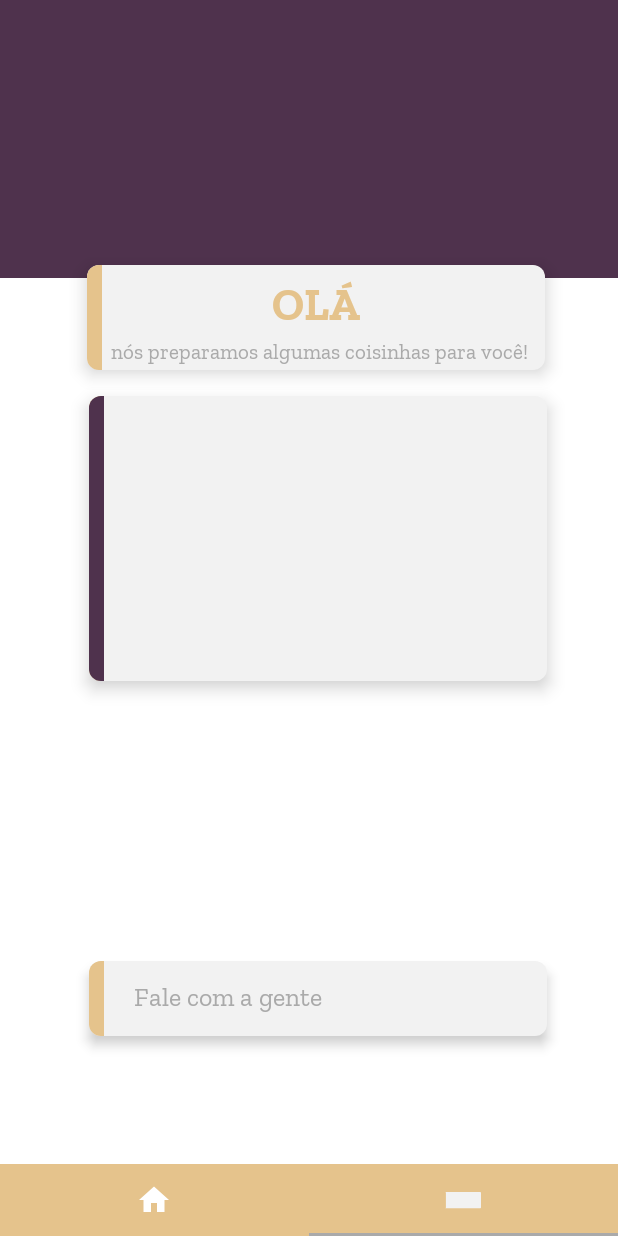
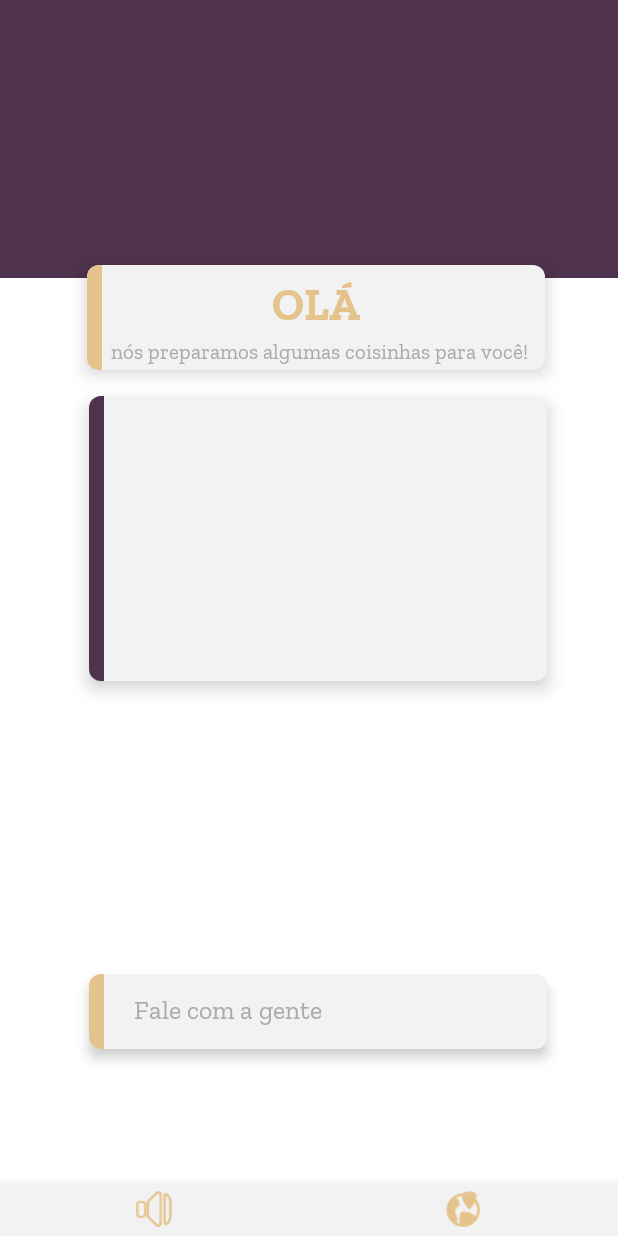
Before and after one commit to adonisdoda/Stackice, an Android app: the screen it shows after launch (InicialActivity), item 2 of the bottom bar chosen, on a phone screen of 412 x 824 dp. Run offline under Robolectric (Android 15) with nearby library versions, the phone set to English and light mode, and no system bars; our stand-ins replace Firebase (no records; nobody signed in at launch, a user with empty details on screens opened directly), Picasso; pictures from the network do not load; 2 statements that could not run were skipped.

Commit message:
Ajustes código e layout
Signed-off-by: adonisdoda <adonisdoda@gmail.com>

```diff
--- a/app/build.gradle
+++ b/app/build.gradle
@@ -40,7 +40,6 @@ dependencies {
     //Bibliotecas para Abas
     implementation 'com.ogaclejapan.smarttablayout:library:1.6.1@aar'
     //Optional: see how to use the utility.
-    implementation 'com.ogaclejapan.smarttablayout:utils-v4:1.6.1@aar'
     implementation 'com.android.support:design:27.1.1'
 
     /*Dependências de RecyclerView,CardView etc */
--- a/app/src/main/java/com/example/adonis/stackice/Fragmentos/InicioFragment.java
+++ b/app/src/main/java/com/example/adonis/stackice/Fragmentos/InicioFragment.java
@@ -26,40 +26,23 @@ import static android.content.ContentValues.TAG;
 
 public class InicioFragment extends Fragment {
 
-    private static final String ARG_PARAM1 = "param1";
-    private static final String ARG_PARAM2 = "param2";
+    RecyclerView listaDeNoticias;
+    SwipeRefreshLayout atualizarNoticias;
+    RSSObject rssObject;
+    private OnFragmentInteractionListener mListener;
     private final String RSS_link="https://feed.rssunify.com/5aed2db6ad845/rss.xml";
     private final String RSS_to_Json_API = "https://api.rss2json.com/v1/api.json?count=50&api_key=fplawnxiyd7495iokuddbsoeqwdx7nqe5ba9vhaa&rss_url=";
-    private String mParam1;
-    private String mParam2;
-    private OnFragmentInteractionListener mListener;
-
-    RecyclerView recyclerViewListaNoticias;
-    RSSObject rssObject;
-    SwipeRefreshLayout swipeLayout;
 
 
-    public static InicioFragment newInstance(String param1, String param2) {
-        InicioFragment fragment = new InicioFragment();
-        Bundle args = new Bundle();
-        args.putString(ARG_PARAM1, param1);
-        args.putString(ARG_PARAM2, param2);
-        fragment.setArguments(args);
-        return fragment;
+    public static InicioFragment newInstance() {
+        return new InicioFragment();
     }
 
     @Override
     public void onCreate(Bundle savedInstanceState) {
         super.onCreate(savedInstanceState);
 
-        if (getArguments() != null) {
-            mParam1 = getArguments().getString(ARG_PARAM1);
-            mParam2 = getArguments().getString(ARG_PARAM2);
-        }
-
-        //Carrega os cardviews
-        loadRSS();
-
+        carregaRss();
     }
 
     @Override
@@ -67,25 +50,24 @@ public class InicioFragment extends Fragment {
     {
         View view = inflater.inflate(R.layout.fragment_inicio, container, false);
 
-        //Configurações RecyclerView
-        recyclerViewListaNoticias = view.findViewById(R.id.recyclerviewnoticias);
         LinearLayoutManager linearLayoutManager = new LinearLayoutManager(getActivity(),LinearLayoutManager.VERTICAL,false);
-        recyclerViewListaNoticias.setLayoutManager(linearLayoutManager);
-        recyclerViewListaNoticias.setHasFixedSize(false);
+        listaDeNoticias = view.findViewById(R.id.recyclerviewnoticias);
+        listaDeNoticias.setLayoutManager(linearLayoutManager);
+        listaDeNoticias.setHasFixedSize(false);
 
-        //Atualizar Página
-        swipeLayout = view.findViewById(R.id.menu_refresh);
-        swipeLayout.setColorScheme(android.R.color.holo_orange_light,android.R.color.holo_red_light);
-        swipeLayout.setOnRefreshListener(new SwipeRefreshLayout.OnRefreshListener() {
+
+        atualizarNoticias = view.findViewById(R.id.menu_refresh);
+        atualizarNoticias.setColorScheme(android.R.color.holo_orange_light,android.R.color.holo_red_light);
+        atualizarNoticias.setOnRefreshListener(new SwipeRefreshLayout.OnRefreshListener() {
             @Override
             public void onRefresh() {
-                loadRSS();
+                carregaRss();
                 new Thread(new Runnable() {
                     public void run() {
                         SystemClock.sleep(1000);
                         getActivity().runOnUiThread(new Runnable() {
                             public void run() {
-                                swipeLayout.setRefreshing(false);
+                                atualizarNoticias.setRefreshing(false);
                             }
                         });
                     }
@@ -97,7 +79,7 @@ public class InicioFragment extends Fragment {
     }
 
 
-    private void loadRSS(){
+    private void carregaRss(){
         AsyncTask<String,String,String> loadRSSAsync = new AsyncTask<String, String, String>() {
             //ProgressDialog mDialog = new ProgressDialog(getActivity());
             @Override
@@ -119,7 +101,7 @@ public class InicioFragment extends Fragment {
                // mDialog.dismiss();
                 rssObject = new Gson().fromJson(s, RSSObject.class);
                 FeedAdapter adapter = new FeedAdapter(rssObject, getActivity());
-                recyclerViewListaNoticias.setAdapter(adapter);
+                listaDeNoticias.setAdapter(adapter);
                 adapter.notifyDataSetChanged();
                 Log.i(TAG, "Size= "+rssObject.items.size());
             }
@@ -131,13 +113,11 @@ public class InicioFragment extends Fragment {
     }
 
 
-
-
     @Override
     public boolean onOptionsItemSelected(MenuItem item) {
 
         if(item.getItemId() == R.id.menu_refresh)
-            loadRSS();
+            carregaRss();
         return true;
     }
 
@@ -166,7 +146,6 @@ public class InicioFragment extends Fragment {
     }
 
     public interface OnFragmentInteractionListener {
-        // TODO: Update argument type and name
         void onFragmentInteraction(Uri uri);
     }
 }
--- a/app/src/main/java/com/example/adonis/stackice/Fragmentos/LocalizacaoFragment.java
+++ b/app/src/main/java/com/example/adonis/stackice/Fragmentos/LocalizacaoFragment.java
@@ -4,16 +4,12 @@ import android.content.Context;
 import android.content.Intent;
 import android.content.SharedPreferences;
 import android.net.Uri;
-import android.os.AsyncTask;
 import android.os.Bundle;
-import android.os.Handler;
 import android.support.v4.app.Fragment;
-import android.util.Log;
 import android.view.LayoutInflater;
 import android.view.View;
 import android.view.ViewGroup;
 import android.widget.ImageView;
-import android.widget.TextView;
 import android.widget.ViewFlipper;
 import com.example.adonis.stackice.Model.Propaganda;
 import com.example.adonis.stackice.R;
@@ -22,9 +18,7 @@ import com.google.firebase.database.DatabaseError;
 import com.google.firebase.database.DatabaseReference;
 import com.google.firebase.database.FirebaseDatabase;
 import com.google.firebase.database.ValueEventListener;
-import com.squareup.picasso.MemoryPolicy;
 import com.squareup.picasso.Picasso;
-
 import java.io.Serializable;
 import java.util.ArrayList;
 import java.util.List;
@@ -32,74 +26,49 @@ import java.util.List;
 
 public class LocalizacaoFragment extends Fragment implements Serializable{
 
-    private static final String ARG_PARAM1 = "param1";
-    private static final String ARG_PARAM2 = "param2";
     private OnFragmentInteractionListener mListener;
-    private String mParam1;
-    private String mParam2;
     private DatabaseReference database = FirebaseDatabase.getInstance().getReference();
+    private static List<Propaganda> list = new ArrayList<>();
     DatabaseReference ReferenciaPropagandas = database.child("Propagandas");
-
     ViewFlipper mySlider;
-    private static List<Propaganda> list = new ArrayList<>();
 
 
     public LocalizacaoFragment() {
         // Required empty public constructor
     }
 
-    public static LocalizacaoFragment newInstance(String param1, String param2) {
-        LocalizacaoFragment fragment = new LocalizacaoFragment();
-        Bundle args = new Bundle();
-        args.putString(ARG_PARAM1, param1);
-        args.putString(ARG_PARAM2, param2);
-        fragment.setArguments(args);
-        return fragment;
-    }
 
     @Override
     public void onCreate(Bundle savedInstanceState) {
 
         super.onCreate(savedInstanceState);
-        if (getArguments() != null)
-        {
-            mParam1 = getArguments().getString(ARG_PARAM1);
-            mParam2 = getArguments().getString(ARG_PARAM2);
-        }
+    }
 
-    }
 
     @Override
     public View onCreateView(LayoutInflater inflater, ViewGroup container,Bundle savedInstanceState)
     {
         View view =  inflater.inflate(R.layout.fragment_localizacao, container, false);
+        mySlider = view.findViewById(R.id.slider);
+
+        chamaLinkPropaganda();
+
+        return  view;
+    }
+
+    public void chamaLinkPropaganda(){
         Intent chamadaActivity = getActivity().getIntent();
-        mySlider = view.findViewById(R.id.slider);
         list = (List<Propaganda>) chamadaActivity.getSerializableExtra("Lista");
 
         for(int i=0; i < list.size(); i++)
         {
             setBannerSlide(list.get(i).getLink());
         }
-       // chamaLinkPropaganda();
-        return  view;
     }
-
-       // public void chamaLinkPropaganda(){
-       //     Intent chamadaActivity = getActivity().getIntent();
-       //     list = (List<Propaganda>) chamadaActivity.getSerializableExtra("Lista");
-       //
-       //     for(int i=0; i < list.size(); i++)
-       //     {
-       //         setBannerSlide(list.get(i).getLink());
-       //     }
-       //
-       // }
 
     public void setBannerSlide(String imgUrl){
 
         ImageView image = new ImageView(getActivity());
-
         image.setScaleType(ImageView.ScaleType.FIT_XY);
         Picasso.get().load(imgUrl).into(image);
 
@@ -110,9 +79,9 @@ public class LocalizacaoFragment extends Fragment implements Serializable{
         mySlider.setOutAnimation(getActivity(),R.anim.animacaosaidabanner);
     }
 
+
     public void propagandasAtualizar()
     {
-
         ReferenciaPropagandas.addValueEventListener(new ValueEventListener() {
             @Override
             public void onDataChange(DataSnapshot dataSnapshot) {
@@ -120,11 +89,9 @@ public class LocalizacaoFragment extends Fragment implements Serializable{
                 for (DataSnapshot childDataSnapshot: dataSnapshot.getChildren() ) {
 
                     Propaganda propaganda = new Propaganda(childDataSnapshot.getValue().toString());
-
                     list.add(propaganda);
                 }
             }
-
             @Override
             public void onCancelled(DatabaseError databaseError) {
 
@@ -156,7 +123,6 @@ public class LocalizacaoFragment extends Fragment implements Serializable{
     }
 
     public interface OnFragmentInteractionListener {
-        // TODO: Update argument type and name
         void onFragmentInteraction(Uri uri);
     }
 
--- a/app/src/main/java/com/example/adonis/stackice/InicialActivity.java
+++ b/app/src/main/java/com/example/adonis/stackice/InicialActivity.java
@@ -1,28 +1,18 @@
 package com.example.adonis.stackice;
 
 
-import android.app.Fragment;
-import android.content.res.Resources;
 import android.net.Uri;
 import android.support.design.widget.TabLayout;
-import android.support.v4.view.PagerAdapter;
 import android.support.v4.view.ViewPager;
 import android.support.v7.app.AppCompatActivity;
 import android.os.Bundle;
-import android.view.LayoutInflater;
-import android.view.View;
-import android.view.ViewGroup;
-import android.widget.ImageView;
-import android.widget.TextView;
 
 import com.example.adonis.stackice.Adapter.ViewPagerAdapter;
 import com.example.adonis.stackice.Fragmentos.InicioFragment;
 import com.example.adonis.stackice.Fragmentos.LocalizacaoFragment;
-import com.ogaclejapan.smarttablayout.SmartTabLayout;
-import com.ogaclejapan.smarttablayout.utils.v4.FragmentPagerItemAdapter;
-import com.ogaclejapan.smarttablayout.utils.v4.FragmentPagerItems;
 
-public class InicialActivity extends AppCompatActivity implements InicioFragment.OnFragmentInteractionListener,LocalizacaoFragment.OnFragmentInteractionListener {
+public class InicialActivity extends AppCompatActivity implements InicioFragment.OnFragmentInteractionListener,LocalizacaoFragment.OnFragmentInteractionListener
+{
 
     private TabLayout tabLayout;
     private ViewPager viewPager;
@@ -33,8 +23,8 @@ public class InicialActivity extends AppCompatActivity implements InicioFragment
         super.onCreate(savedInstanceState);
         setContentView(R.layout.activity_inicial);
 
-        tabLayout = (TabLayout) findViewById(R.id.tablayout);
-        viewPager = (ViewPager) findViewById(R.id.viewPager);
+        tabLayout =  findViewById(R.id.tablayout);
+        viewPager =  findViewById(R.id.viewPager);
         adapter = new ViewPagerAdapter(getSupportFragmentManager());
 
         adapter.AddFragment(new InicioFragment(),"");
@@ -43,8 +33,8 @@ public class InicialActivity extends AppCompatActivity implements InicioFragment
         viewPager.setAdapter(adapter);
         tabLayout.setupWithViewPager(viewPager);
 
-        tabLayout.getTabAt(0).setIcon(R.drawable.customicon);
-        tabLayout.getTabAt(1).setIcon(R.drawable.cxformatousuario);
+        tabLayout.getTabAt(0).setIcon(R.drawable.icone_home);
+        tabLayout.getTabAt(1).setIcon(R.drawable.icone_menu);
 
     }
 
@@ -52,4 +42,5 @@ public class InicialActivity extends AppCompatActivity implements InicioFragment
     public void onFragmentInteraction(Uri uri) {
 
     }
+
 }
--- a/app/src/main/res/drawable/customicon.xml
+++ /dev/null
@@ -1,5 +0,0 @@
-<?xml version="1.0" encoding="utf-8"?>
-<selector xmlns:android="http://schemas.android.com/apk/res/android">
-    <item android:drawable="@drawable/ic_flash_on_white_24dp" android:state_selected="true"/>
-    <item android:drawable="@drawable/ic_home_white_24dp"/>
-</selector>
--- /dev/null
+++ b/app/src/main/res/drawable/icone_home.xml
@@ -0,0 +1,5 @@
+<?xml version="1.0" encoding="utf-8"?>
+<selector xmlns:android="http://schemas.android.com/apk/res/android">
+<item android:drawable="@drawable/home_cor_24dp" android:state_selected="true"/>
+<item android:drawable="@drawable/home_semcor_24dp"/>
+</selector>
--- /dev/null
+++ b/app/src/main/res/drawable/icone_menu.xml
@@ -0,0 +1,5 @@
+<?xml version="1.0" encoding="utf-8"?>
+<selector xmlns:android="http://schemas.android.com/apk/res/android">
+<item android:drawable="@drawable/menu_cor_24dp" android:state_selected="true"/>
+<item android:drawable="@drawable/menu_sem_cor_24dp"/>
+</selector>
--- a/app/src/main/res/layout/activity_inicial.xml
+++ b/app/src/main/res/layout/activity_inicial.xml
@@ -22,9 +22,9 @@
     <android.support.design.widget.TabLayout
         android:id="@+id/tablayout"
         android:layout_width="match_parent"
-        android:layout_height="wrap_content"
-        android:background="@color/colorPrimary"
-        app:tabIndicatorColor="@color/textoTab"
+        android:layout_height="35dp"
+        android:background="@color/colorAccent"
+        android:elevation="15dp"
         app:tabGravity="fill"
         app:tabMode="fixed">
     </android.support.design.widget.TabLayout>
```
Also changed, not shown: app/src/main/AndroidManifest.xml (+2 -6 lines), app/src/main/java/com/example/adonis/stackice/VerificacaoPrimeiraVezActivity.java (+6 -5 lines), app/src/main/res/drawable/home_cor_24dp.png (added), app/src/main/res/drawable/home_semcor_24dp.png (added), app/src/main/res/drawable/menu_cor_24dp.png (added), app/src/main/res/drawable/menu_sem_cor_24dp.png (added).
